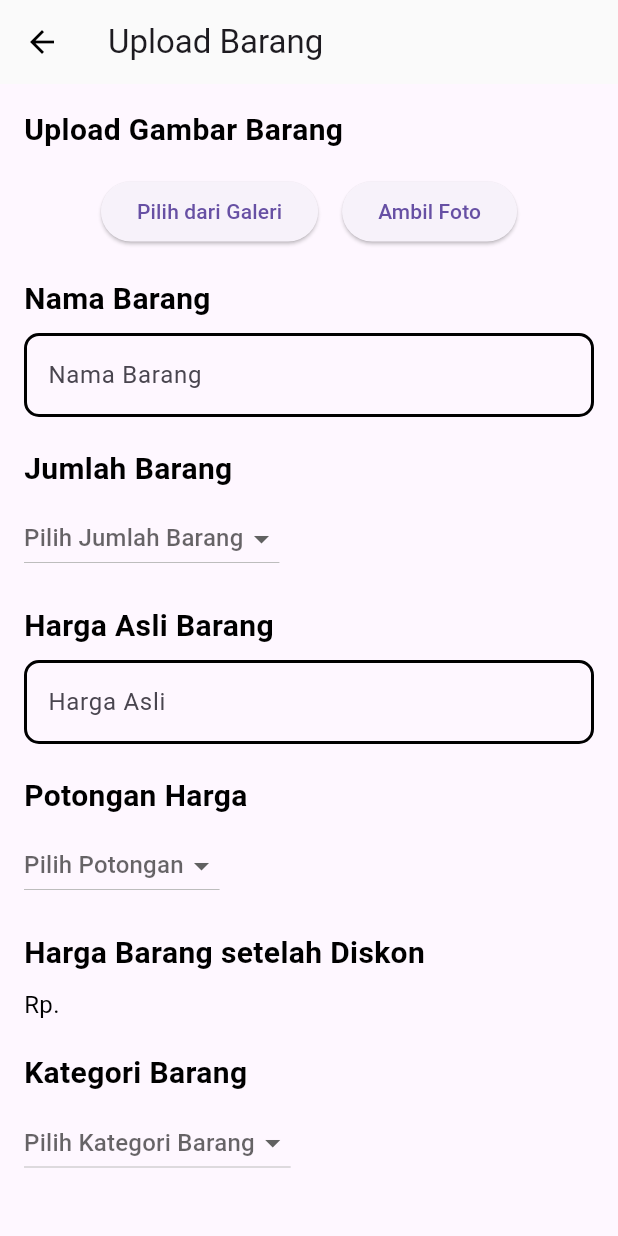
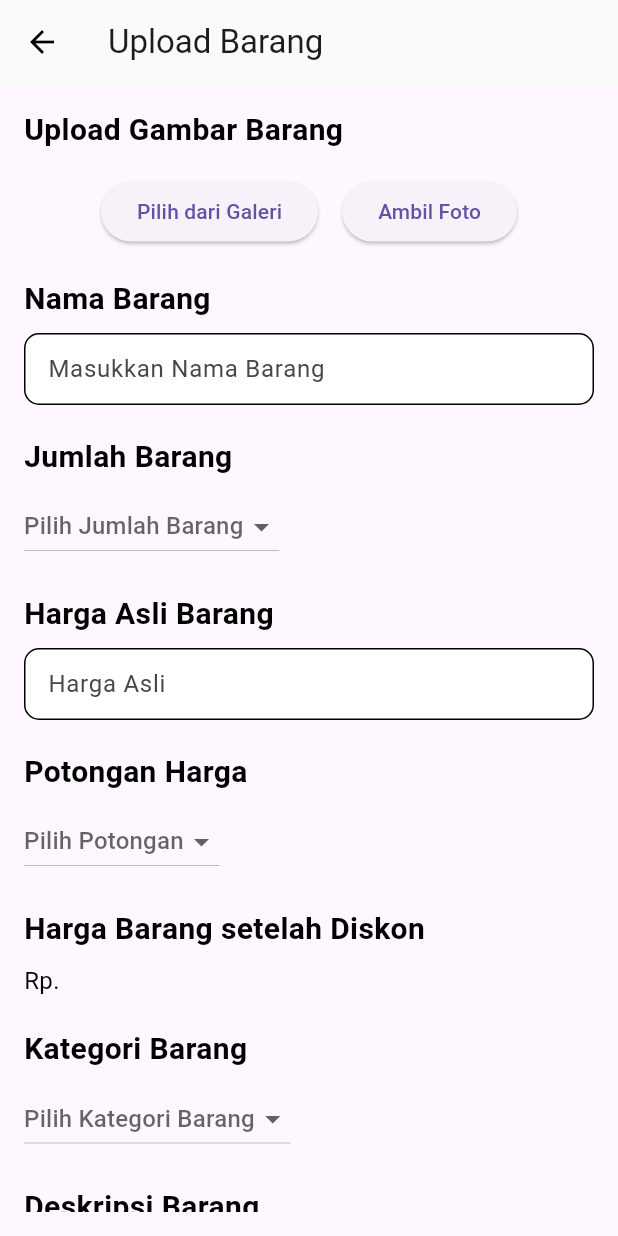
Before and after one commit to angelica1412/ecobites, a Flutter app: the UploadBarang screen opened directly, on a phone screen of 412 x 824 dp. Run offline on Flutter 3.47's test engine with Material 3 defaults, Android fonts, the phone set to English and light mode, and no system bars; our stand-ins replace cloud_firestore, firebase_auth, firebase_core, google_fonts, image_picker; accounts and stored records are empty.

Commit message:
bkin custom text field widget, dan ganti text field di file uploadbarang

```diff
--- a/lib/UploadBarang.dart
+++ b/lib/UploadBarang.dart
@@ -1,7 +1,7 @@
 import 'dart:io';
 
+import 'package:ecobites/Widgets/customTextfield.dart';
 import 'package:flutter/material.dart';
-import 'package:flutter/services.dart';
 import 'package:image_picker/image_picker.dart';
 
 class UploadBarang extends StatefulWidget {
@@ -27,8 +27,10 @@ class _UploadBarangState extends State<UploadBarang> {
 
   final _hargaAsliController = TextEditingController();
   final _hargaDiskonController = TextEditingController();
+  final _namaBarang = TextEditingController();
+  final _deskBarang = TextEditingController();
 
-  bool _hargaAsliFieldFocused = false;
+
   File? _imageFile;
 
   @override
@@ -100,19 +102,11 @@ class _UploadBarangState extends State<UploadBarang> {
                     color: Color(0xFF000000)),
               ),
               const SizedBox(height: 8),
-              const TextField(
-                decoration: InputDecoration(
-                  hintText: 'Nama Barang',
-                  focusedBorder: OutlineInputBorder(
-                    borderSide:
-                        BorderSide(color: Color(0xFFE8AE45), width: 2.0),
-                    borderRadius: BorderRadius.all(Radius.circular(10.0)),
-                  ),
-                  enabledBorder: OutlineInputBorder(
-                    borderSide: BorderSide(color: Colors.black, width: 2.0),
-                    borderRadius: BorderRadius.all(Radius.circular(10.0)),
-                  ),
-                ),
+              CustomTextField(
+                controller: _namaBarang,
+                hintText: "Masukkan Nama Barang",
+                keyboardType: TextInputType.text,
+                onChanged: (value) {},
               ),
               const SizedBox(height: 20),
               const Text(
@@ -147,33 +141,10 @@ class _UploadBarangState extends State<UploadBarang> {
                     color: Color(0xFF000000)),
               ),
               const SizedBox(height: 8),
-              TextField(
+              CustomTextField(
                 controller: _hargaAsliController,
+                hintText: "Harga Asli",
                 keyboardType: TextInputType.number,
-                inputFormatters: <TextInputFormatter>[
-                  FilteringTextInputFormatter.digitsOnly
-                ],
-                decoration: InputDecoration(
-                  hintText: 'Harga Asli',
-                  errorText: _hargaAsliFieldFocused &&
-                          _hargaAsliController.text.isEmpty
-                      ? '*required number'
-                      : null,
-                  focusedBorder: const OutlineInputBorder(
-                    borderSide:
-                        BorderSide(color: Color(0xFFE8AE45), width: 2.0),
-                    borderRadius: BorderRadius.all(Radius.circular(10.0)),
-                  ),
-                  enabledBorder: const OutlineInputBorder(
-                    borderSide: BorderSide(color: Colors.black, width: 2.0),
-                    borderRadius: BorderRadius.all(Radius.circular(10.0)),
-                  ),
-                ),
-                onTap: () {
-                  setState(() {
-                    _hargaAsliFieldFocused = true;
-                  });
-                },
                 onChanged: (value) {
                   calculateDiscountedPrice();
                 },
@@ -252,19 +223,11 @@ class _UploadBarangState extends State<UploadBarang> {
                     color: Color(0xFF000000)),
               ),
               const SizedBox(height: 8),
-              const TextField(
-                decoration: InputDecoration(
-                  hintText: 'Deskripsi',
-                  focusedBorder: OutlineInputBorder(
-                    borderSide:
-                        BorderSide(color: Color(0xFFE8AE45), width: 2.0),
-                    borderRadius: BorderRadius.all(Radius.circular(10.0)),
-                  ),
-                  enabledBorder: OutlineInputBorder(
-                    borderSide: BorderSide(color: Colors.black, width: 2.0),
-                    borderRadius: BorderRadius.all(Radius.circular(10.0)),
-                  ),
-                ),
+              CustomTextField(
+                controller: _deskBarang,
+                keyboardType: TextInputType.text,
+                hintText: "Deskripsi Barang",
+                onChanged: (value) {},
               ),
               const SizedBox(height: 8),
               Align(
@@ -277,10 +240,6 @@ class _UploadBarangState extends State<UploadBarang> {
                       // Hapus gambar yang dipilih saat tombol submit ditekan
                       setState(() {
                         _imageFile = null;
-                      });
-
-                      // Mengosongkan semua data input
-                      setState(() {
                         _selectedQuantity = null;
                         _selectedCategory = null;
                         _hargaAsliController.clear();
@@ -308,10 +267,9 @@ class _UploadBarangState extends State<UploadBarang> {
                       );
                     },
                     style: ElevatedButton.styleFrom(
-                      backgroundColor: const Color.fromARGB(255, 255, 255, 255),
+                      backgroundColor: const Color(0xFF92E3A9),
                       shape: RoundedRectangleBorder(
                         borderRadius: BorderRadius.circular(20.0),
-                        side: const BorderSide(color: Colors.black),
                       ),
                     ),
                     child: const Padding(
@@ -321,7 +279,7 @@ class _UploadBarangState extends State<UploadBarang> {
                         children: [
                           Text(
                             'Submit',
-                            style: TextStyle(fontSize: 18),
+                            style: TextStyle(fontSize: 18,color: Colors.black),
                           ),
                         ],
                       ),
--- /dev/null
+++ b/lib/Widgets/customTextfield.dart
@@ -0,0 +1,68 @@
+import 'package:flutter/material.dart';
+
+class CustomTextField extends StatelessWidget {
+  final TextEditingController controller;
+  final TextInputType? keyboardType;
+  final bool? isObscureText;
+  final String? obscureCharacter;
+  final String hintText;
+  final Widget? prefixIcon;
+  final Widget? suffixIcon;
+
+  const CustomTextField({
+    super.key,
+    required this.controller,
+    required this.keyboardType,
+    this.isObscureText = false,
+    this.obscureCharacter = "*",
+    required this.hintText,
+    this.prefixIcon,
+    this.suffixIcon,
+    required Null Function(dynamic value) onChanged,
+  });
+
+  @override
+  Widget build(BuildContext context) {
+    double height = MediaQuery.of(context).size.height;
+    double width = MediaQuery.of(context).size.width;
+
+    return TextFormField(
+      controller: controller,
+      keyboardType: keyboardType,
+      obscureText: isObscureText!,
+      obscuringCharacter: obscureCharacter!,
+      decoration: InputDecoration(
+          contentPadding: const EdgeInsets.only(top: 12.0, left: 12.0),
+          constraints: BoxConstraints(
+            maxHeight: height * 0.9,
+            maxWidth: width,
+          ),
+          filled: true,
+          fillColor: Colors.white,
+          hintText: hintText,
+          // hintStyle: ,
+          prefixIcon: prefixIcon,
+          suffixIcon: suffixIcon,
+          border: OutlineInputBorder(
+            borderRadius: BorderRadius.circular(10.0),
+            borderSide: const BorderSide(
+              color: Colors.black,
+              width: 1.0,
+            ),
+          ),
+          focusedBorder: OutlineInputBorder(
+            borderRadius: BorderRadius.circular(10.0),
+            borderSide: const BorderSide(
+              color: Colors.black,
+              width: 1.0,
+            ),
+          ),
+          enabledBorder: OutlineInputBorder(
+              borderRadius: BorderRadius.circular(10.0),
+              borderSide: const BorderSide(
+                color: Colors.black,
+                width: 1.0,
+              ))),
+    );
+  }
+}
--- a/lib/onboardingscreen.dart
+++ b/lib/onboardingscreen.dart
@@ -1,3 +1,5 @@
+// ignore_for_file: must_be_immutable
+
 import 'package:flutter/material.dart';
 import 'AppColor.dart';
 import 'ImagesPath.dart';
```
